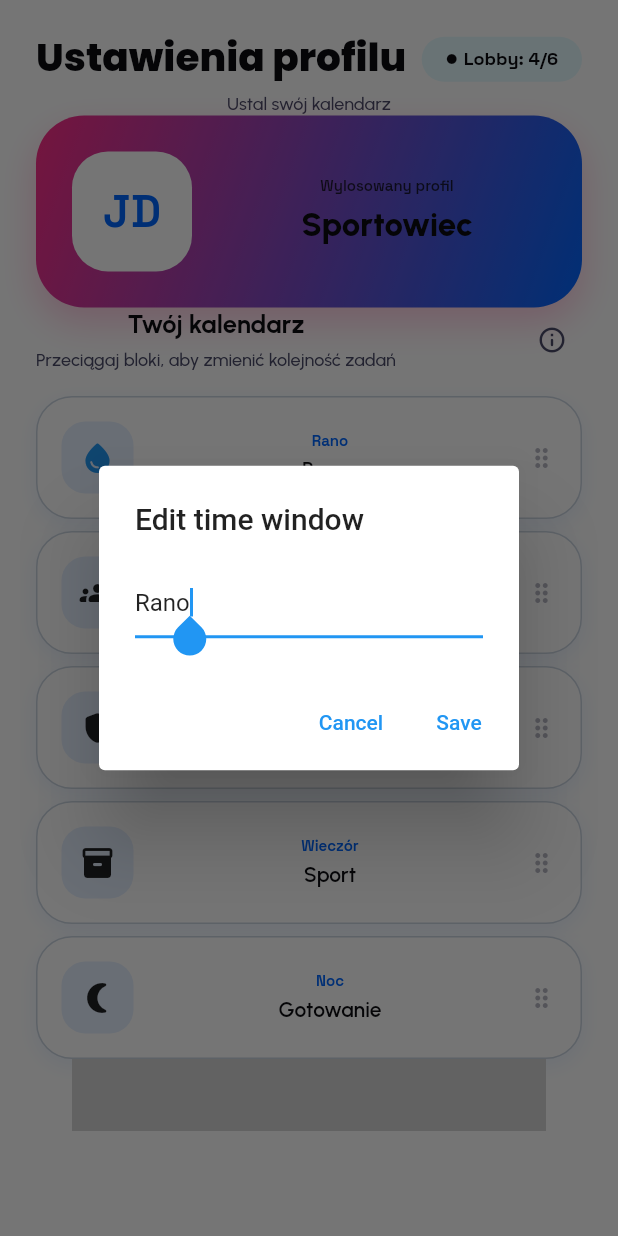
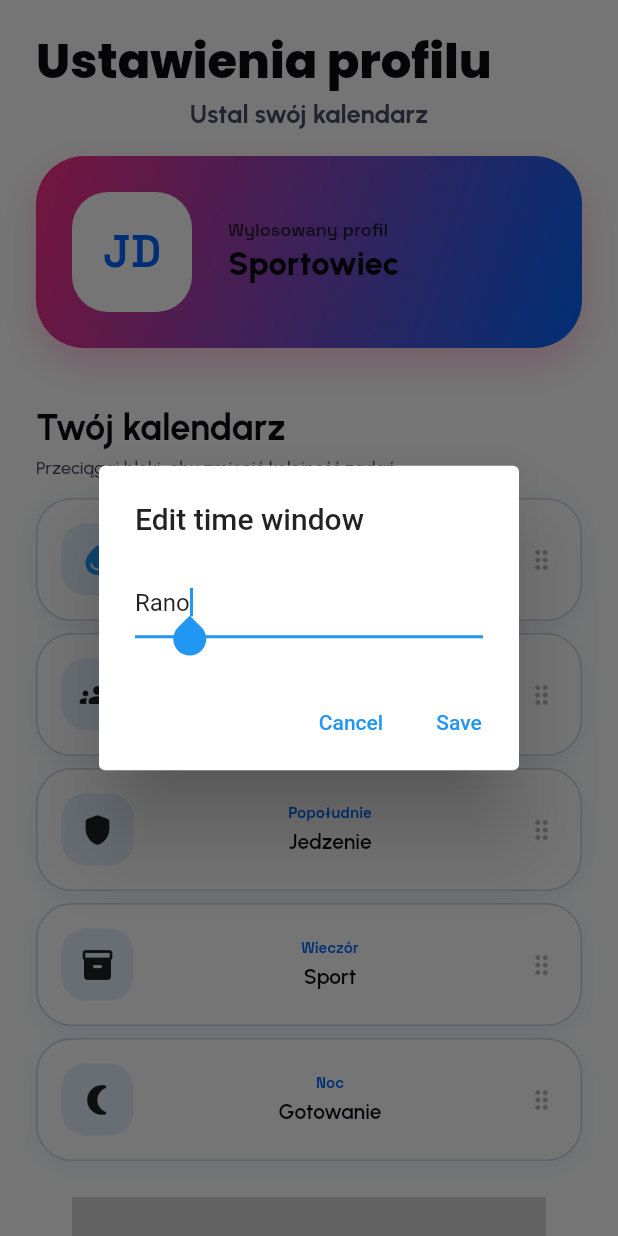
Before and after one commit to ames123/Fake_persona, a Flutter app: the ProfileSetupWidget screen opened by its route, after a tap on "Rano", on a phone screen of 412 x 824 dp. Run offline on Flutter 3.47's test engine with Material 3 defaults, Android fonts, the phone set to English and light mode, and no system bars; our stand-ins replace auto_size_text, dropdown_button2, font_awesome_flutter, from_css_color, go_router, google_fonts and 5 more; missing offline and left inert: json_path; accounts and stored records are empty; statements that could not run were skipped.

Commit message:
Profile_setup_visual

```diff
--- a/lib/pages/profile_setup/profile_setup_widget.dart
+++ b/lib/pages/profile_setup/profile_setup_widget.dart
@@ -49,9 +49,7 @@ class _ProfileSetupWidgetState extends State<ProfileSetupWidget> {
         key: scaffoldKey,
         backgroundColor: FlutterFlowTheme.of(context).primaryBackground,
         body: SafeArea(
-          // Bezpieczna strefa dla urządzeń z notchem
           child: SingleChildScrollView(
-            // <-- TUTAJ DODAJEMY SCROLLOWANIE
             child: Padding(
               padding: const EdgeInsets.all(24.0),
               child: Column(
@@ -72,12 +70,12 @@ class _ProfileSetupWidgetState extends State<ProfileSetupWidget> {
                           Text(
                             'Ustawienia profilu',
                             style: FlutterFlowTheme.of(context)
-                                .headlineMedium
+                                .headlineLarge
                                 .override(
                                   font: GoogleFonts.poppins(
                                     fontWeight: FontWeight.w800,
                                     fontStyle: FlutterFlowTheme.of(context)
-                                        .headlineMedium
+                                        .headlineLarge
                                         .fontStyle,
                                   ),
                                   color:
@@ -85,86 +83,40 @@ class _ProfileSetupWidgetState extends State<ProfileSetupWidget> {
                                   letterSpacing: 0.0,
                                   fontWeight: FontWeight.w800,
                                   fontStyle: FlutterFlowTheme.of(context)
-                                      .headlineMedium
+                                      .headlineLarge
                                       .fontStyle,
                                   lineHeight: 1.2,
-                                ),
-                          ),
-                          Container(
-                            decoration: BoxDecoration(
-                              color: FlutterFlowTheme.of(context).success10,
-                              borderRadius: BorderRadius.circular(9999.0),
-                              shape: BoxShape.rectangle,
-                            ),
-                            child: Padding(
-                              padding: const EdgeInsetsDirectional.fromSTEB(
-                                  16.0, 8.0, 16.0, 8.0),
-                              child: Container(
-                                child: Row(
-                                  mainAxisSize: MainAxisSize.max,
-                                  mainAxisAlignment: MainAxisAlignment.start,
-                                  crossAxisAlignment: CrossAxisAlignment.center,
-                                  children: [
-                                    Icon(
-                                      Icons.circle,
-                                      color: FlutterFlowTheme.of(context)
-                                          .onSurface,
-                                      size: 8.0,
-                                    ),
-                                    Text(
-                                      'Lobby: 4/6',
-                                      style: FlutterFlowTheme.of(context)
-                                          .labelMedium
-                                          .override(
-                                            font: GoogleFonts.spaceGrotesk(
-                                              fontWeight: FontWeight.bold,
-                                              fontStyle:
-                                                  FlutterFlowTheme.of(context)
-                                                      .labelMedium
-                                                      .fontStyle,
-                                            ),
-                                            color: FlutterFlowTheme.of(context)
-                                                .onSurface,
-                                            letterSpacing: 0.0,
-                                            fontWeight: FontWeight.bold,
-                                            fontStyle:
-                                                FlutterFlowTheme.of(context)
-                                                    .labelMedium
-                                                    .fontStyle,
-                                            lineHeight: 1.2,
-                                          ),
-                                    ),
-                                  ].divide(const SizedBox(width: 4.0)),
-                                ),
-                              ),
                                 ),
                           ),
                         ],
                       ),
                       Text(
                         'Ustal swój kalendarz',
-                        style: FlutterFlowTheme.of(context).bodyMedium.override(
+                        style: FlutterFlowTheme.of(context)
+                            .titleMedium
+                            .override(
                               font: GoogleFonts.urbanist(
                                 fontWeight: FlutterFlowTheme.of(context)
-                                    .bodyMedium
+                                    .titleMedium
                                     .fontWeight,
                                 fontStyle: FlutterFlowTheme.of(context)
-                                    .bodyMedium
+                                    .titleMedium
                                     .fontStyle,
                               ),
                               color: FlutterFlowTheme.of(context).secondaryText,
                               letterSpacing: 0.0,
                               fontWeight: FlutterFlowTheme.of(context)
-                                  .bodyMedium
+                                  .titleMedium
                                   .fontWeight,
                               fontStyle: FlutterFlowTheme.of(context)
-                                  .bodyMedium
+                                  .titleMedium
                                   .fontStyle,
                               lineHeight: 1.5,
                             ),
                       ),
-                    ].divide(const SizedBox(height: 4.0)),
+                    ],
                   ),
+                  const SizedBox(height: 16.0),
                   Container(
                     decoration: BoxDecoration(
                       boxShadow: [
@@ -175,7 +127,6 @@ class _ProfileSetupWidgetState extends State<ProfileSetupWidget> {
                             0.0,
                             10.0,
                           ),
-                          spreadRadius: 0.0,
                         )
                       ],
                       gradient: LinearGradient(
@@ -192,7 +143,6 @@ class _ProfileSetupWidgetState extends State<ProfileSetupWidget> {
                     ),
                     child: Padding(
                       padding: const EdgeInsets.all(24.0),
-                      child: Container(
                       child: Row(
                         mainAxisSize: MainAxisSize.max,
                         mainAxisAlignment: MainAxisAlignment.start,
@@ -207,6 +157,7 @@ class _ProfileSetupWidgetState extends State<ProfileSetupWidget> {
                               borderRadius: BorderRadius.circular(24.0),
                               shape: BoxShape.rectangle,
                             ),
+                            child: Align(
                               alignment: const AlignmentDirectional(0.0, 0.0),
                               child: Text(
                                 'JD',
@@ -234,38 +185,40 @@ class _ProfileSetupWidgetState extends State<ProfileSetupWidget> {
                                 overflow: TextOverflow.clip,
                               ),
                             ),
+                          ),
+                          const SizedBox(
+                              width:
+                                  24.0), // Zastąpiono uszkodzoną metodę .divide() stałym odstępem między elementami wiersza
                           Expanded(
-                              flex: 1,
                             child: Column(
                               mainAxisSize: MainAxisSize.min,
                               mainAxisAlignment: MainAxisAlignment.start,
-                                crossAxisAlignment: CrossAxisAlignment.center,
+                              crossAxisAlignment: CrossAxisAlignment
+                                  .start, // Zmieniono na start, by tekst ładnie przylegał do prawej strony awatara
                               children: [
                                 Text(
                                   'Wylosowany profil',
                                   style: FlutterFlowTheme.of(context)
-                                        .labelSmall
+                                      .labelMedium
                                       .override(
                                         font: GoogleFonts.spaceGrotesk(
                                           fontWeight:
                                               FlutterFlowTheme.of(context)
-                                                    .labelSmall
+                                                  .labelMedium
                                                   .fontWeight,
                                           fontStyle:
                                               FlutterFlowTheme.of(context)
-                                                    .labelSmall
+                                                  .labelMedium
                                                   .fontStyle,
                                         ),
                                         color: FlutterFlowTheme.of(context)
                                             .onBackground80,
                                         letterSpacing: 0.0,
-                                          fontWeight:
-                                              FlutterFlowTheme.of(context)
-                                                  .labelSmall
+                                        fontWeight: FlutterFlowTheme.of(context)
+                                            .labelMedium
                                             .fontWeight,
-                                          fontStyle:
-                                              FlutterFlowTheme.of(context)
-                                                  .labelSmall
+                                        fontStyle: FlutterFlowTheme.of(context)
+                                            .labelMedium
                                             .fontStyle,
                                         lineHeight: 1.2,
                                       ),
@@ -286,21 +239,20 @@ class _ProfileSetupWidgetState extends State<ProfileSetupWidget> {
                                             .onBackground,
                                         letterSpacing: 0.0,
                                         fontWeight: FontWeight.w800,
-                                          fontStyle:
-                                              FlutterFlowTheme.of(context)
+                                        fontStyle: FlutterFlowTheme.of(context)
                                             .titleLarge
                                             .fontStyle,
                                         lineHeight: 1.3,
                                       ),
                                 ),
-                                ].divide(const SizedBox(height: 4.0)),
+                              ],
                             ),
                           ),
-                          ].divide(const SizedBox(width: 24.0)),
+                        ],
                       ),
                     ),
                   ),
-                  ),
+                  const SizedBox(height: 16.0),
                   Column(
                     mainAxisSize: MainAxisSize.min,
                     mainAxisAlignment: MainAxisAlignment.start,
@@ -311,26 +263,29 @@ class _ProfileSetupWidgetState extends State<ProfileSetupWidget> {
                         mainAxisAlignment: MainAxisAlignment.spaceBetween,
                         crossAxisAlignment: CrossAxisAlignment.center,
                         children: [
-                          Column(
+                          Expanded(
+                            child: Column(
                               mainAxisSize: MainAxisSize.min,
                               mainAxisAlignment: MainAxisAlignment.start,
-                            crossAxisAlignment: CrossAxisAlignment.center,
+                              crossAxisAlignment: CrossAxisAlignment.start,
                               children: [
+                                const SizedBox(height: 16.0),
                                 Text(
                                   'Twój kalendarz',
                                   style: FlutterFlowTheme.of(context)
-                                    .titleMedium
+                                      .headlineSmall
                                       .override(
                                         font: GoogleFonts.urbanist(
                                           fontWeight: FontWeight.bold,
-                                        fontStyle: FlutterFlowTheme.of(context)
-                                            .titleMedium
+                                          fontStyle:
+                                              FlutterFlowTheme.of(context)
+                                                  .headlineSmall
                                                   .fontStyle,
                                         ),
                                         letterSpacing: 0.0,
                                         fontWeight: FontWeight.bold,
                                         fontStyle: FlutterFlowTheme.of(context)
-                                          .titleMedium
+                                            .headlineSmall
                                             .fontStyle,
                                         lineHeight: 1.3,
                                       ),
@@ -338,45 +293,36 @@ class _ProfileSetupWidgetState extends State<ProfileSetupWidget> {
                                 Text(
                                   'Przeciągaj bloki, aby zmienić kolejność zadań',
                                   style: FlutterFlowTheme.of(context)
-                                    .bodySmall
+                                      .bodyMedium
                                       .override(
                                         font: GoogleFonts.urbanist(
-                                        fontWeight: FlutterFlowTheme.of(context)
-                                            .bodySmall
+                                          fontWeight:
+                                              FlutterFlowTheme.of(context)
+                                                  .bodyMedium
                                                   .fontWeight,
-                                        fontStyle: FlutterFlowTheme.of(context)
-                                            .bodySmall
+                                          fontStyle:
+                                              FlutterFlowTheme.of(context)
+                                                  .bodyMedium
                                                   .fontStyle,
                                         ),
                                         color: FlutterFlowTheme.of(context)
                                             .secondaryText,
                                         letterSpacing: 0.0,
                                         fontWeight: FlutterFlowTheme.of(context)
-                                          .bodySmall
+                                            .bodyMedium
                                             .fontWeight,
                                         fontStyle: FlutterFlowTheme.of(context)
-                                          .bodySmall
+                                            .bodyMedium
                                             .fontStyle,
                                         lineHeight: 1.4,
                                       ),
                                 ),
                               ].divide(const SizedBox(height: 4.0)),
                             ),
-                          FlutterFlowIconButton(
-                            borderRadius: 8.0,
-                            buttonSize: 40.0,
-                            fillColor: Colors.transparent,
-                            icon: Icon(
-                              Icons.info_outline_rounded,
-                              color: FlutterFlowTheme.of(context).secondaryText,
-                              size: 20.0,
-                            ),
-                            onPressed: () {
-                              print('IconButton pressed ...');
-                            },
                           ),
                         ],
                       ),
+                      const SizedBox(height: 12.0),
                       Column(
                         mainAxisSize: MainAxisSize.min,
                         mainAxisAlignment: MainAxisAlignment.start,
@@ -388,8 +334,7 @@ class _ProfileSetupWidgetState extends State<ProfileSetupWidget> {
                             child: const TimeSlotWidget(
                               icon: Icon(
                                 Icons.water_drop_rounded,
-                                color:
-                                    Colors.blue, // Przykładowy fallback koloru
+                                color: Colors.blue,
                                 size: 24.0,
                               ),
                               task: 'Basen',
@@ -451,13 +396,11 @@ class _ProfileSetupWidgetState extends State<ProfileSetupWidget> {
                           ),
                         ].divide(const SizedBox(height: 8.0)),
                       ),
-                    ].divide(const SizedBox(height: 16.0)),
+                    ],
                   ),
-                  Container(
-                    child: Padding(
-                      padding: const EdgeInsetsDirectional.fromSTEB(
-                          24.0, 0.0, 24.0, 0.0),
-                      child: Container(
+                  const SizedBox(height: 24.0),
+                  Padding(
+                    padding: const EdgeInsets.symmetric(horizontal: 24.0),
                     child: GestureDetector(
                       onTap: () => context.goNamed(
                         CurrentTaskViewWidget.routeName,
@@ -490,12 +433,7 @@ class _ProfileSetupWidgetState extends State<ProfileSetupWidget> {
                       ),
                     ),
                   ),
-                    ),
-                  ),
-                  // Usunięto const Spacer(), ponieważ powodowałby błąd w SingleChildScrollView
-                  const SizedBox(
-                      height:
-                          16.0), // Zamiast Spacer dajemy stały odstęp na dole
+                  const SizedBox(height: 16.0),
                 ],
               ),
             ),
--- a/lib/pages/room_waiting_area/room_waiting_area_widget.dart
+++ b/lib/pages/room_waiting_area/room_waiting_area_widget.dart
@@ -172,20 +172,6 @@ class _RoomWaitingAreaWidgetState extends State<RoomWaitingAreaWidget> {
                                                   .fontStyle,
                                           lineHeight: 1.2,
                                         ),
-                                  ),
-                                  FlutterFlowIconButton(
-                                    borderRadius: 8.0,
-                                    buttonSize: 40.0,
-                                    fillColor: Colors.transparent,
-                                    icon: Icon(
-                                      Icons.content_copy_rounded,
-                                      color:
-                                          FlutterFlowTheme.of(context).primary,
-                                      size: 20.0,
-                                    ),
-                                    onPressed: () {
-                                      print('IconButton pressed ...');
-                                    },
                                   ),
                                 ].divide(const SizedBox(width: 16.0)),
                               ),
```
Lines whose indentation alone changed are shown as unchanged.
